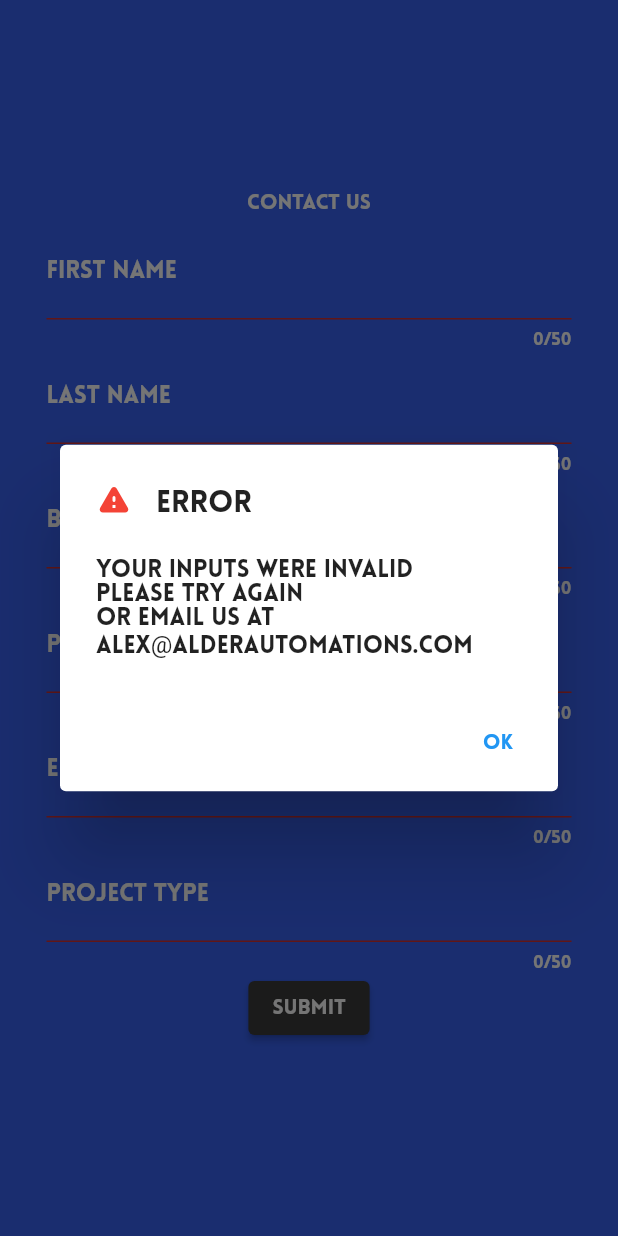
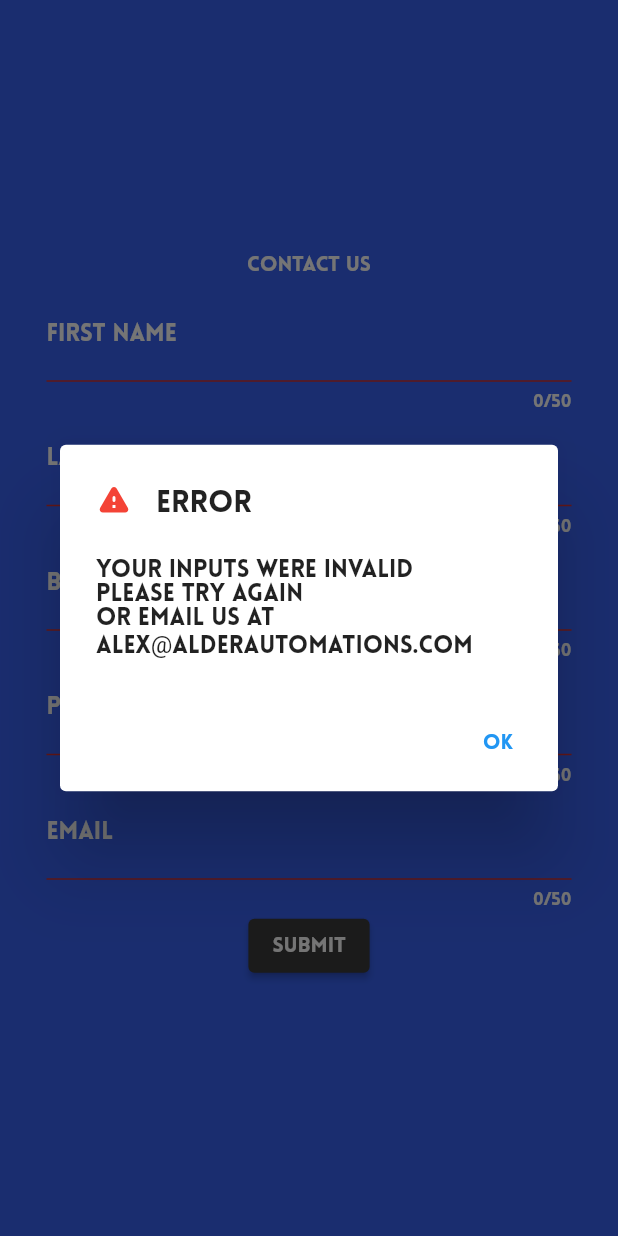
Before and after one commit to alex90271/flutter_site_alderautomations, a Flutter app: the ContactView screen opened directly, after a tap on "Submit", on a phone screen of 412 x 824 dp. Run offline on Flutter 3.47's test engine with Material 2 defaults, Android fonts, the light colour scheme and no system bars; our stand-ins replace cloud_firestore, firebase_core, responsive_builder, table_calendar, validators; missing offline and left inert: flutter_keyboard_size; accounts and stored records are empty; generated files the repository leaves out were written again.

Commit message:
remove project type

```diff
--- a/lib/widgets/contact_form/contact_form.dart
+++ b/lib/widgets/contact_form/contact_form.dart
@@ -35,16 +35,13 @@ class TextContactForm extends StatefulWidget {
 
 class _TextContactFormState extends State<TextContactForm> {
   final _formKey = GlobalKey<FormState>();
-  String fName = '',
-      lName = '',
-      buisnessName = '',
-      phone = '',
-      email = '',
-      projType = '';
+  String fName = '', lName = '', buisnessName = '', phone = '', email = '';
   final now = DateTime.now();
   @override
   Widget build(BuildContext context) {
-    return Form(
+    var keyboardSize = MediaQuery.of(context).viewInsets.bottom;
+    return Container(
+      child: Form(
         key: _formKey,
         child: Column(
           children: [
@@ -126,25 +123,11 @@ class _TextContactFormState extends State<TextContactForm> {
                 maxLength: length,
                 decoration: decoration('Email'),
                 style: inputFormTextStyle),
-          TextFormField(
-              textCapitalization: TextCapitalization.none,
-              validator: (value) {
-                if (value!.isNotEmpty) {
-                  return null;
-                } else {
-                  return value;
-                }
-              },
-              onSaved: (value) {
-                projType = value!;
-              },
-              maxLength: length,
-              decoration: decoration('Project Type'),
-              style: inputFormTextStyle),
             ElevatedButton(
               //submit button
               style: ButtonStyle(
-                backgroundColor: MaterialStateProperty.all<Color>(brandBlack)),
+                  backgroundColor:
+                      MaterialStateProperty.all<Color>(brandBlack)),
               onPressed: () {
                 if (_formKey.currentState!.validate()) {
                   _formKey.currentState!.save();
@@ -169,7 +152,7 @@ class _TextContactFormState extends State<TextContactForm> {
                         "message": {
                           "subject": "New Message from $fName $lName",
                           "text":
-                            "First: $fName\nLast: $lName\nPhone: $phone\nProject: $projType\nBuisness Name: $buisnessName\nSubmitted: $now"
+                              "First: $fName\nLast: $lName\nPhone: $phone\nBuisness Name: $buisnessName\nSubmitted: $now"
                         },
                         "timestamp": DateTime.now(),
                       })
@@ -211,6 +194,7 @@ class _TextContactFormState extends State<TextContactForm> {
             ),
           ],
         ),
+      ),
     );
   }
 }
```
Lines whose indentation alone changed are shown as unchanged.
